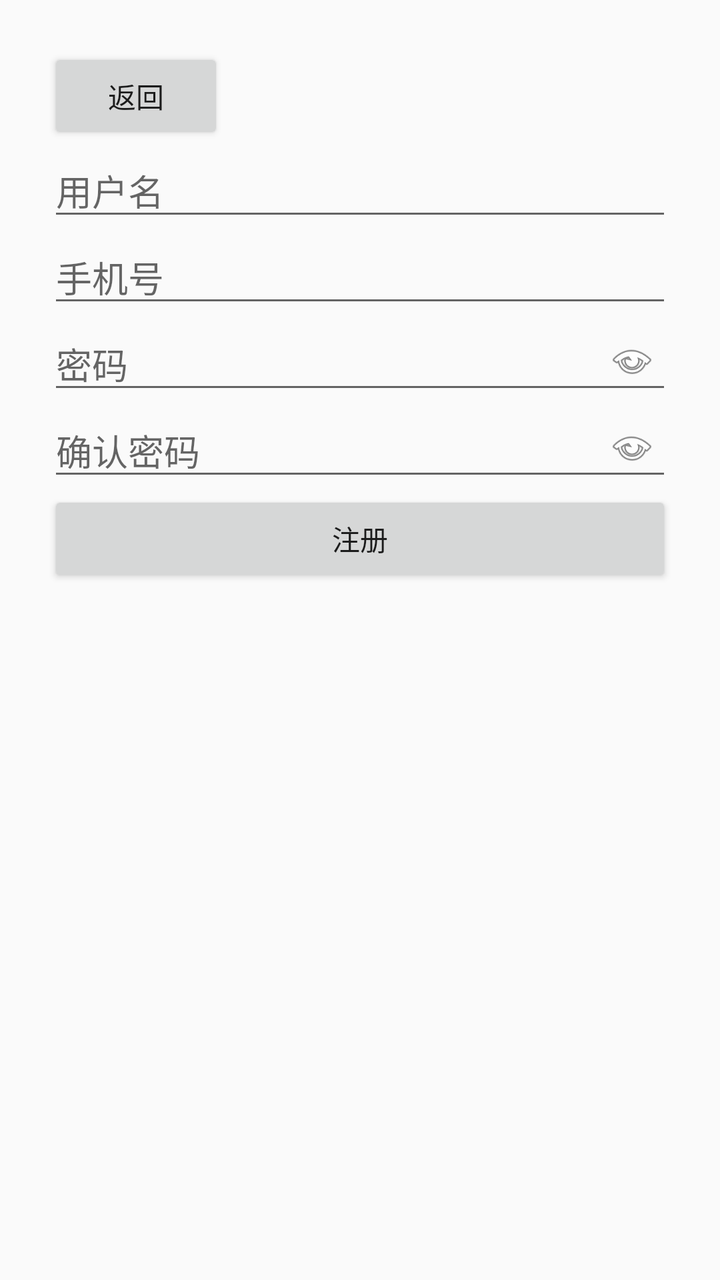
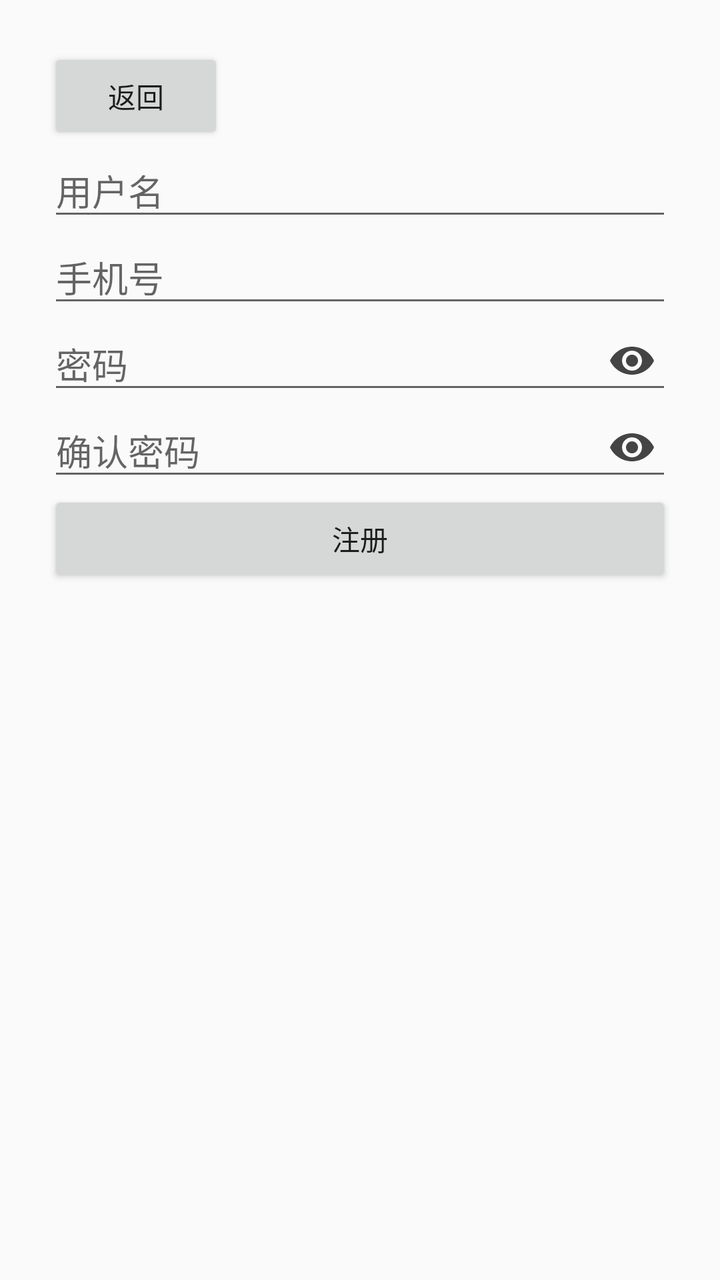

Screens rendered from an Android XML layout before and after an edit, with the pre-edit source and the edit as a unified diff.
<!-- AndroidManifest.xml: application theme Theme.Note -->
<!-- res/layout/activity_register.xml -->
<?xml version="1.0" encoding="utf-8"?>
<layout xmlns:android="http://schemas.android.com/apk/res/android"
    xmlns:app="http://schemas.android.com/apk/res-auto"
    xmlns:tools="http://schemas.android.com/tools">

    <androidx.constraintlayout.widget.ConstraintLayout
        android:id="@+id/main"
        android:layout_width="match_parent"
        android:layout_height="match_parent"
        android:padding="24dp"
        tools:context=".ui.user.RegisterActivity">

        <Button
            android:id="@+id/btnBack"
            android:layout_width="wrap_content"
            android:layout_height="wrap_content"
            android:text="返回"
            app:layout_constraintStart_toStartOf="parent"
            app:layout_constraintTop_toTopOf="parent" />

        <EditText
            android:id="@+id/etUsername"
            android:layout_width="0dp"
            android:layout_height="wrap_content"
            android:hint="用户名"
            android:maxLines="1"
            app:layout_constraintEnd_toEndOf="parent"
            app:layout_constraintStart_toStartOf="parent"
            app:layout_constraintTop_toBottomOf="@id/btnBack"
            app:layout_constraintVertical_chainStyle="packed" />

        <EditText
            android:id="@+id/etPhone"
            android:layout_width="0dp"
            android:layout_height="wrap_content"
            android:hint="手机号"
            android:inputType="phone"
            android:maxLines="1"
            app:layout_constraintEnd_toEndOf="parent"
            app:layout_constraintStart_toStartOf="parent"
            app:layout_constraintTop_toBottomOf="@id/etUsername" />

        <EditText
            android:id="@+id/etPassword"
            android:layout_width="0dp"
            android:layout_height="wrap_content"
            android:hint="密码"
            android:inputType="textPassword"
            android:maxLines="1"
            android:paddingEnd="48dp"
            app:layout_constraintEnd_toEndOf="parent"
            app:layout_constraintStart_toStartOf="parent"
            app:layout_constraintTop_toBottomOf="@id/etPhone" />

        <ImageView
            android:id="@+id/ivPwdToggle"
            android:layout_width="24dp"
            android:layout_height="24dp"
            android:layout_marginEnd="8dp"
            android:contentDescription="显示/隐藏密码"
            android:src="@android:drawable/ic_menu_view"
            app:layout_constraintBottom_toBottomOf="@id/etPassword"
            app:layout_constraintEnd_toEndOf="@id/etPassword"
            app:layout_constraintTop_toTopOf="@id/etPassword" />

        <EditText
            android:id="@+id/etConfirmPassword"
            android:layout_width="0dp"
            android:layout_height="wrap_content"
            android:hint="确认密码"
            android:inputType="textPassword"
            android:maxLines="1"
            android:paddingEnd="48dp"
            app:layout_constraintEnd_toEndOf="parent"
            app:layout_constraintStart_toStartOf="parent"
            app:layout_constraintTop_toBottomOf="@id/etPassword" />

        <ImageView
            android:id="@+id/ivConfirmPwdToggle"
            android:layout_width="24dp"
            android:layout_height="24dp"
            android:layout_marginEnd="8dp"
            android:contentDescription="显示/隐藏确认密码"
            android:src="@android:drawable/ic_menu_view"
            app:layout_constraintBottom_toBottomOf="@id/etConfirmPassword"
            app:layout_constraintEnd_toEndOf="@id/etConfirmPassword"
            app:layout_constraintTop_toTopOf="@id/etConfirmPassword" />

        <Button
            android:id="@+id/btnRegister"
            android:layout_width="0dp"
            android:layout_height="wrap_content"
            android:text="注册"
            app:layout_constraintEnd_toEndOf="parent"
            app:layout_constraintStart_toStartOf="parent"
            app:layout_constraintTop_toBottomOf="@id/etConfirmPassword" />

    </androidx.constraintlayout.widget.ConstraintLayout>
</layout>
<!-- resources referenced by this layout -->
<resources>
  <style name="Theme.Note" parent="Theme.AppCompat.Light.NoActionBar" />
</resources>

<!-- the commit's change to res/layout/activity_register.xml (unified diff, before → after) -->
@@ -58,7 +58,7 @@
             android:layout_height="24dp"
             android:layout_marginEnd="8dp"
             android:contentDescription="显示/隐藏密码"
-            android:src="@android:drawable/ic_menu_view"
+            android:src="@drawable/ic_eye"
             app:layout_constraintBottom_toBottomOf="@id/etPassword"
             app:layout_constraintEnd_toEndOf="@id/etPassword"
             app:layout_constraintTop_toTopOf="@id/etPassword" />
@@ -81,7 +81,7 @@
             android:layout_height="24dp"
             android:layout_marginEnd="8dp"
             android:contentDescription="显示/隐藏确认密码"
-            android:src="@android:drawable/ic_menu_view"
+            android:src="@drawable/ic_eye"
             app:layout_constraintBottom_toBottomOf="@id/etConfirmPassword"
             app:layout_constraintEnd_toEndOf="@id/etConfirmPassword"
             app:layout_constraintTop_toTopOf="@id/etConfirmPassword" />
<!-- resource entries referenced after the edit -->
@@ -1,5 +1,20 @@
 <!-- resources referenced by this layout -->
 <resources>
+  <!-- drawable ic_eye (drawable) -->
+  <?xml version="1.0" encoding="utf-8"?>
+  <vector xmlns:android="http://schemas.android.com/apk/res/android"
+      android:width="24dp"
+      android:height="24dp"
+      android:viewportWidth="24"
+      android:viewportHeight="24">
+  
+      <path
+          android:fillColor="#FF444444"
+          android:pathData="M12,5C7,5 2.73,8.11 1,12c1.73,3.89 6,7 11,7s9.27,-3.11 11,-7c-1.73,-3.89 -6,-7 -11,-7zM12,17c-2.76,0 -5,-2.24 -5,-5s2.24,-5 5,-5 5,2.24 5,5 -2.24,5 -5,5z" />
+      <path
+          android:fillColor="#FF444444"
+          android:pathData="M12,9c-1.66,0 -3,1.34 -3,3s1.34,3 3,3 3,-1.34 3,-3 -1.34,-3 -3,-3z" />
+  </vector>
   <style name="Theme.Note" parent="Theme.AppCompat.Light.NoActionBar" />
 </resources>
 
